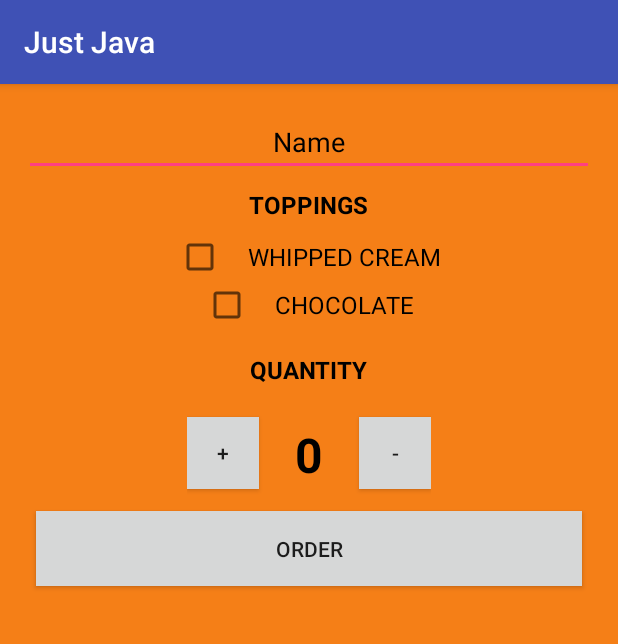
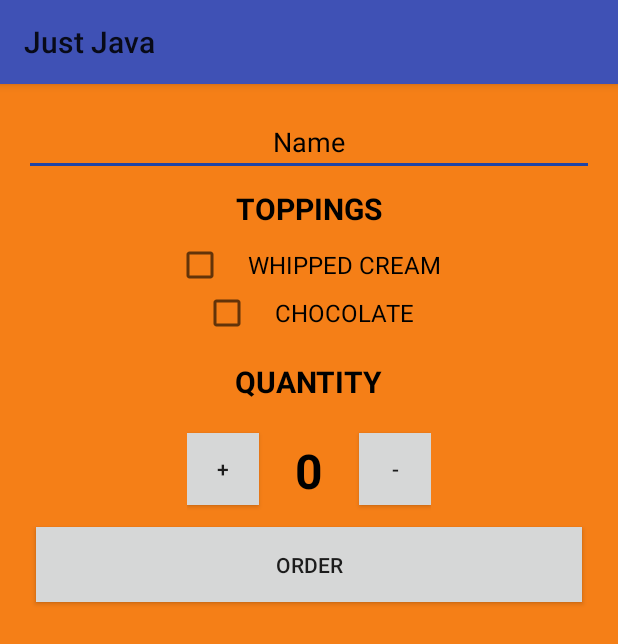
Before and after one commit to jensmertens/JustJava, an Android app: the screen it shows after launch (MainActivity), on a phone screen of 412 x 824 dp. Shown: the top 644 px of the screen. Run offline under Robolectric (Android 15) with nearby library versions, the phone set to English and light mode, and no system bars.

```diff
--- a/app/src/main/java/com/example/android/justjava/MainActivity.java
+++ b/app/src/main/java/com/example/android/justjava/MainActivity.java
@@ -98,10 +98,10 @@ public class MainActivity extends AppCompatActivity {
     /**
      * This method displays the given text on the screen.
      */
-    private void displayMessage(String message) {
-        TextView orderSummaryTextView = (TextView) findViewById(R.id.order_summary_text_view);
-        orderSummaryTextView.setText(message);
-    }
+//    private void displayMessage(String message) {
+//        TextView orderSummaryTextView = (TextView) findViewById(R.id.order_summary_text_view);
+//        orderSummaryTextView.setText(message);
+//    }
 
     /**
      * Calculates the price of the order.
--- a/app/src/main/res/layout/activity_main.xml
+++ b/app/src/main/res/layout/activity_main.xml
@@ -38,10 +38,8 @@
             android:text="Toppings"
             android:textAllCaps="true"
             android:layout_gravity="center_horizontal"
-            android:textColor="#000000"
-            android:textStyle="bold"
-            android:textSize="16sp"
-            android:layout_margin="8dp" />
+            android:layout_margin="8dp"
+            android:theme="@style/Titles" />
 
         <CheckBox
             android:layout_width="wrap_content"
@@ -71,9 +69,7 @@
             android:text="Quantity"
             android:textAllCaps="true"
             android:layout_gravity="center_horizontal"
-            android:textColor="#000000"
-            android:textStyle="bold"
-            android:textSize="16sp" />
+            android:theme="@style/Titles" />
 
         <LinearLayout
             android:orientation="horizontal"
--- a/app/src/main/res/values/styles.xml
+++ b/app/src/main/res/values/styles.xml
@@ -1,11 +1,19 @@
 <resources>
 
     <!-- Base application theme. -->
-    <style name="AppTheme" parent="Theme.AppCompat.Light.DarkActionBar">
+    <style name="AppTheme" parent="Theme.AppCompat.Light">
         <!-- Customize your theme here. -->
         <item name="colorPrimary">@color/colorPrimary</item>
         <item name="colorPrimaryDark">@color/colorPrimaryDark</item>
-        <item name="colorAccent">@color/colorAccent</item>
+        <item name="colorAccent">#2044A5</item>
+    </style>
+    <style name="Titles">
+        <item name="android:textSize">20sp</item>
+        <item name="android:textColor">#000000</item>
+        <item name="android:textAllCaps">true </item>
+        <item name="android:textStyle">bold</item>
+
     </style>
 
+
 </resources>
```
